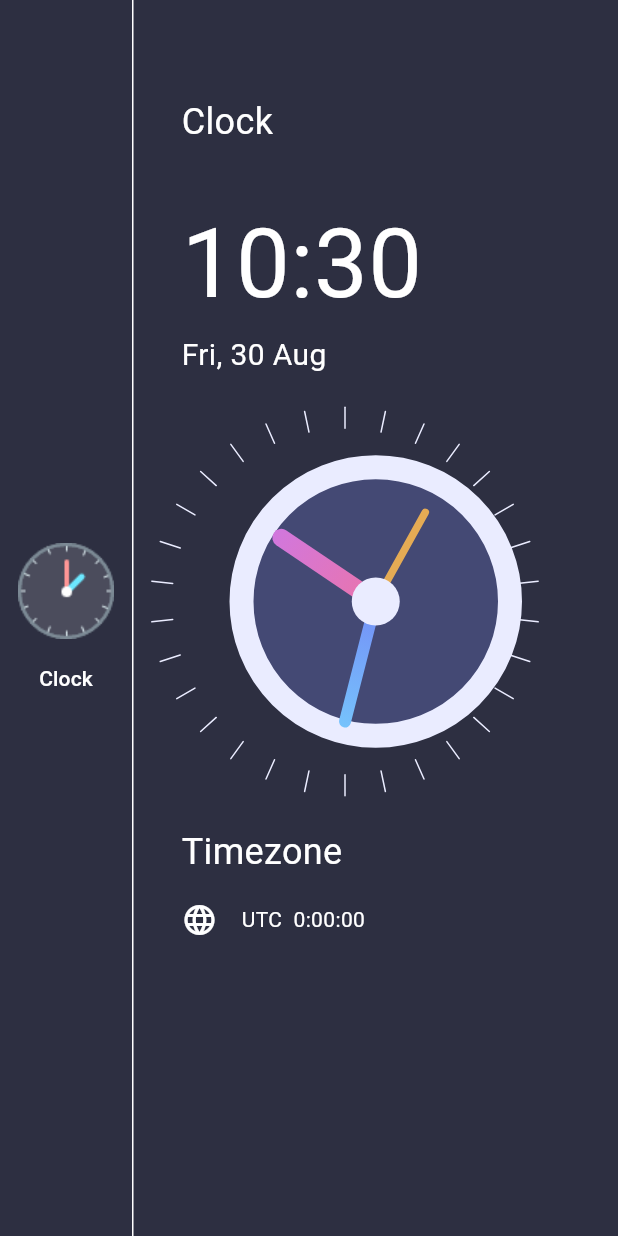
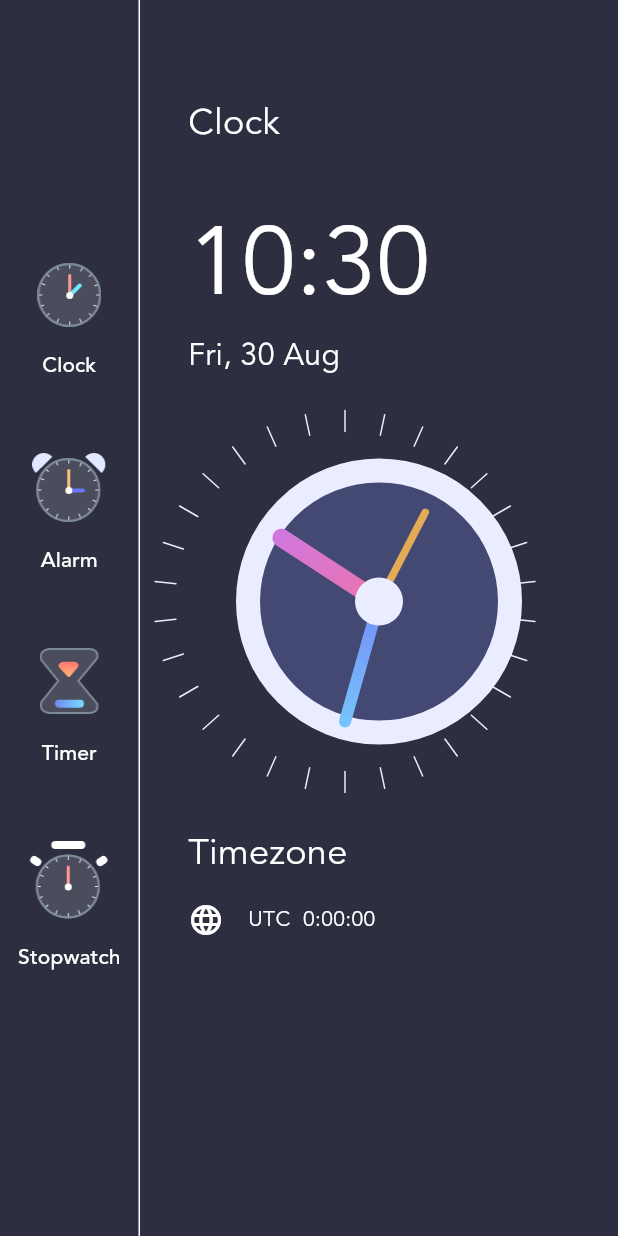
Before and after one commit to JOYBOY1O1/Alarm_clock_app, a Flutter app: the screen it shows after launch, on a phone screen of 412 x 824 dp. Run offline on Flutter 3.47's test engine with Material 3 defaults, Android fonts, the phone set to English and light mode, and no system bars.

Commit message:
update homepage

```diff
--- a/lib/homepage.dart
+++ b/lib/homepage.dart
@@ -43,22 +43,10 @@ class _HomePageState extends State<HomePage> {
           Column(
             mainAxisAlignment: MainAxisAlignment.center,
             children: <Widget>[
-              TextButton(
-                onPressed: () {},
-                child: Column(
-                  children: <Widget>[
-                    Image.asset('assets/clock_icon.png'),
-                    SizedBox(height: 16),
-                    const Text(
-                      'Clock',
-                      style: TextStyle(
-                        color: Colors.white,
-                        fontSize: 14,
-                      ),
-                    ),
-                  ],
-                ),
-              ),
+              buildMenuButton('Clock', 'assets/clock_icon.png'),
+              buildMenuButton('Alarm', 'assets/alarm_icon.png'),
+              buildMenuButton('Timer', 'assets/timer_icon.png'),
+              buildMenuButton('Stopwatch', 'assets/stopwatch_icon.png'),
             ],
           ),
           const VerticalDivider(
@@ -75,6 +63,7 @@ class _HomePageState extends State<HomePage> {
                   const Text(
                     'Clock',
                     style: TextStyle(
+                      fontFamily: 'avenir',
                       color: Colors.white,
                       fontSize: 24,
                     ),
@@ -83,6 +72,7 @@ class _HomePageState extends State<HomePage> {
                   Text(
                     formattedTime, // Use formattedTime here if needed
                     style: const TextStyle(
+                      fontFamily: 'avenir',
                       color: Colors.white,
                       fontSize: 64,
                     ),
@@ -90,6 +80,7 @@ class _HomePageState extends State<HomePage> {
                   Text(
                     formattedDate, // Use formattedDate here
                     style: const TextStyle(
+                      fontFamily: 'avenir',
                       color: Colors.white,
                       fontSize: 20,
                     ),
@@ -98,6 +89,7 @@ class _HomePageState extends State<HomePage> {
                   const Text(
                     'Timezone',
                     style: TextStyle(
+                      fontFamily: 'avenir',
                       color: Colors.white,
                       fontSize: 24,
                     ),
@@ -115,6 +107,7 @@ class _HomePageState extends State<HomePage> {
                       Text(
                         'UTC $offsetSign $timezoneString',
                         style: const TextStyle(
+                          fontFamily: 'avenir',
                           color: Colors.white,
                           fontSize: 14,
                         ),
@@ -129,4 +122,30 @@ class _HomePageState extends State<HomePage> {
       ),
     );
   }
+
+  Padding buildMenuButton(String title, String image) {
+    return Padding(
+      padding: const EdgeInsets.symmetric(vertical: 16.0),
+      child: TextButton(
+        onPressed: () {},
+        child: Column(
+          children: <Widget>[
+            Image.asset(
+              image,
+              scale: 1.5,
+            ),
+            const SizedBox(height: 16),
+            Text(
+              title,
+              style: const TextStyle(
+                fontFamily: 'avenir',
+                color: Colors.white,
+                fontSize: 14,
+              ),
+            ),
+          ],
+        ),
+      ),
+    );
+  }
 }
```
